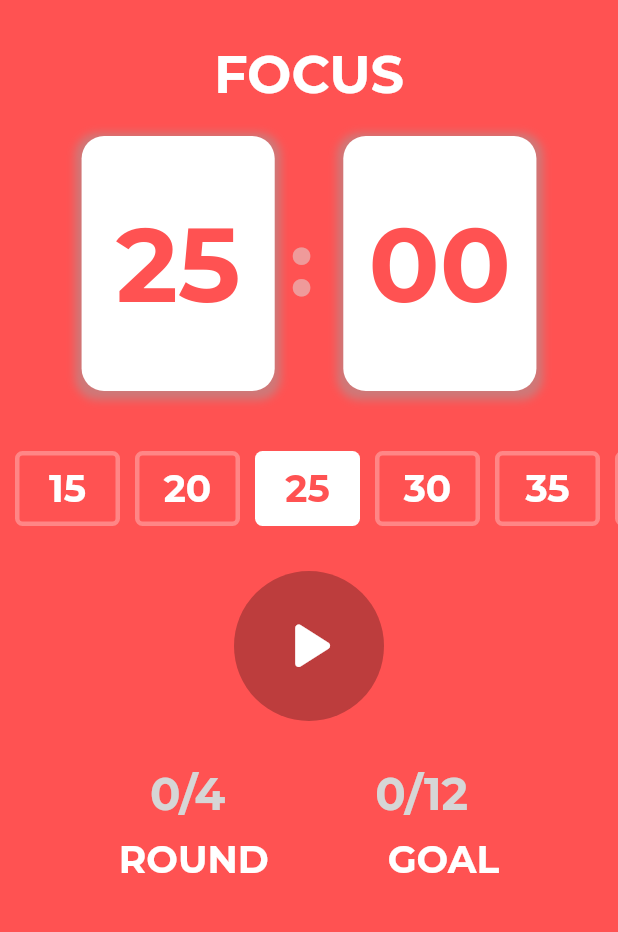
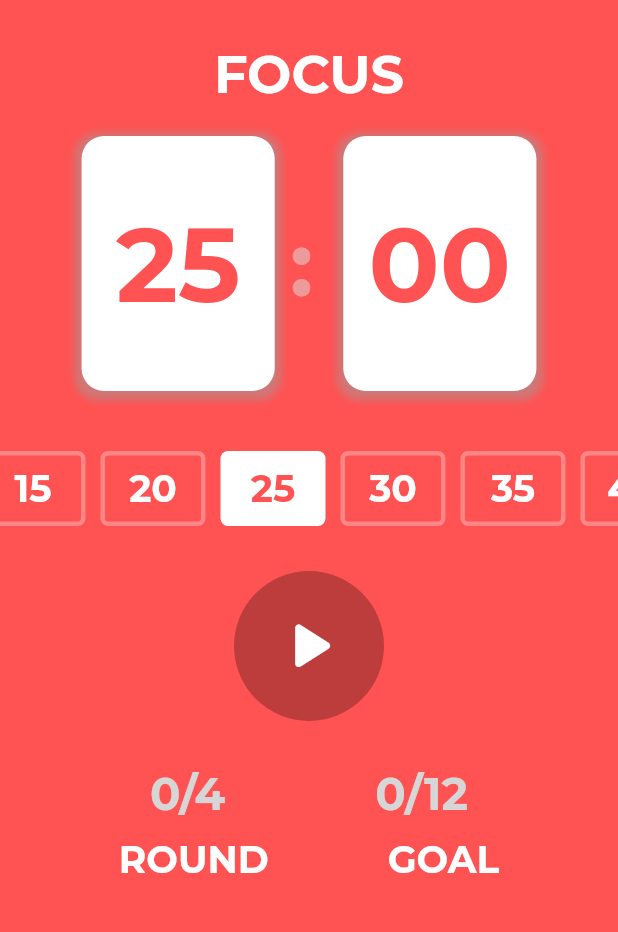
Before and after one commit to wxwrn/pomodoro, a Flutter app: the screen it shows after launch, on a phone screen of 412 x 824 dp, the part 65-997 px from its top. Run offline on Flutter 3.47's test engine with Material 2 defaults, Android fonts, the phone set to English and light mode, and no system bars; our stand-ins replace google_fonts.

Commit message:
small fix

```diff
--- a/lib/utils.dart
+++ b/lib/utils.dart
@@ -6,7 +6,6 @@ TextStyle textStyle(double size, [Color? color, FontWeight? fw]) {
 }
 
 List selectableTimes = [
-  '0',
   '300', // divide by 60 seconds = 5 minutes
   '600', // 10 min
   '900', // 15 min
--- a/lib/widgets/timeoptions.dart
+++ b/lib/widgets/timeoptions.dart
@@ -10,7 +10,7 @@ class TimeOptions extends StatelessWidget {
   Widget build(BuildContext context) {
     final provider = Provider.of<TimerService>(context);
     return SingleChildScrollView(
-      controller: ScrollController(initialScrollOffset: 240),
+      controller: ScrollController(initialScrollOffset: 183),
       scrollDirection: Axis.horizontal,
       child: Row(
         children: selectableTimes.map((time) {
```
